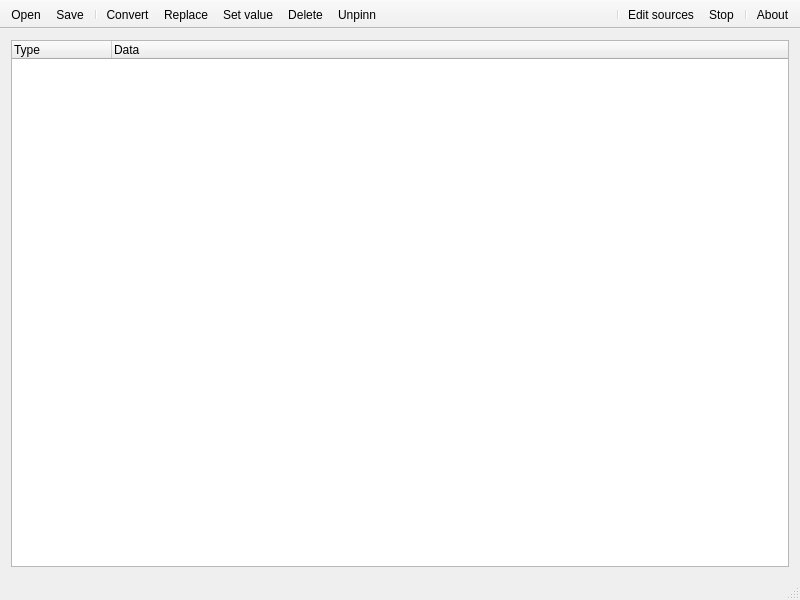
Old version of the form mainwindow.ui in the repository Kuszki/K-Converter.
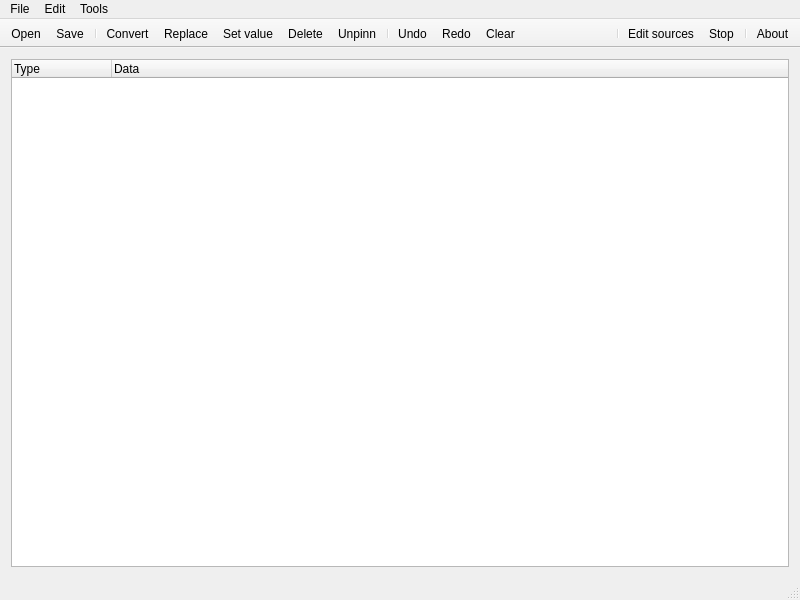
New version of the form. Icons and pictures are not drawn.

Commit message: Add "undo", "redo" and menu bar

```diff
--- a/mainwindow.ui
+++ b/mainwindow.ui
@@ -59,6 +59,10 @@
    <addaction name="actionSetvalue"/>
    <addaction name="actionDelete"/>
    <addaction name="actionUnpinn"/>
+   <addaction name="separator"/>
+   <addaction name="actionUndo"/>
+   <addaction name="actionRedo"/>
+   <addaction name="actionClear"/>
   </widget>
   <widget class="QStatusBar" name="statusBar"/>
   <widget class="QToolBar" name="optionTools">
@@ -86,6 +90,49 @@
    <addaction name="actionEdit"/>
    <addaction name="separator"/>
   </widget>
+  <widget class="QMenuBar" name="menuBar">
+   <property name="geometry">
+    <rect>
+     <x>0</x>
+     <y>0</y>
+     <width>800</width>
+     <height>25</height>
+    </rect>
+   </property>
+   <widget class="QMenu" name="menuFile">
+    <property name="title">
+     <string>File</string>
+    </property>
+    <addaction name="actionOpen"/>
+    <addaction name="actionSave"/>
+   </widget>
+   <widget class="QMenu" name="menuEdit">
+    <property name="title">
+     <string>Edit</string>
+    </property>
+    <addaction name="actionConvert"/>
+    <addaction name="separator"/>
+    <addaction name="actionReplace"/>
+    <addaction name="actionSetvalue"/>
+    <addaction name="actionDelete"/>
+    <addaction name="actionUnpinn"/>
+    <addaction name="separator"/>
+    <addaction name="actionUndo"/>
+    <addaction name="actionRedo"/>
+    <addaction name="actionClear"/>
+   </widget>
+   <widget class="QMenu" name="menuTools">
+    <property name="title">
+     <string>Tools</string>
+    </property>
+    <addaction name="actionEdit"/>
+    <addaction name="separator"/>
+    <addaction name="actionAbout"/>
+   </widget>
+   <addaction name="menuFile"/>
+   <addaction name="menuEdit"/>
+   <addaction name="menuTools"/>
+  </widget>
   <action name="actionConvert">
    <property name="icon">
     <iconset theme="system-run">
@@ -206,6 +253,42 @@
     <string>Ctrl+X</string>
    </property>
   </action>
+  <action name="actionUndo">
+   <property name="icon">
+    <iconset theme="edit-undo">
+     <normaloff>.</normaloff>.</iconset>
+   </property>
+   <property name="text">
+    <string>Undo</string>
+   </property>
+   <property name="shortcut">
+    <string>Ctrl+Z</string>
+   </property>
+  </action>
+  <action name="actionRedo">
+   <property name="icon">
+    <iconset theme="edit-redo">
+     <normaloff>.</normaloff>.</iconset>
+   </property>
+   <property name="text">
+    <string>Redo</string>
+   </property>
+   <property name="shortcut">
+    <string>Ctrl+Shift+Z</string>
+   </property>
+  </action>
+  <action name="actionClear">
+   <property name="icon">
+    <iconset theme="edit-clear">
+     <normaloff>.</normaloff>.</iconset>
+   </property>
+   <property name="text">
+    <string>Clear</string>
+   </property>
+   <property name="shortcut">
+    <string>Ctrl+R</string>
+   </property>
+  </action>
  </widget>
  <layoutdefault spacing="6" margin="11"/>
  <resources/>
```
Left out of the diff: 53 changed lines with no effect on the pictures. The commit also changes 8 other files.
